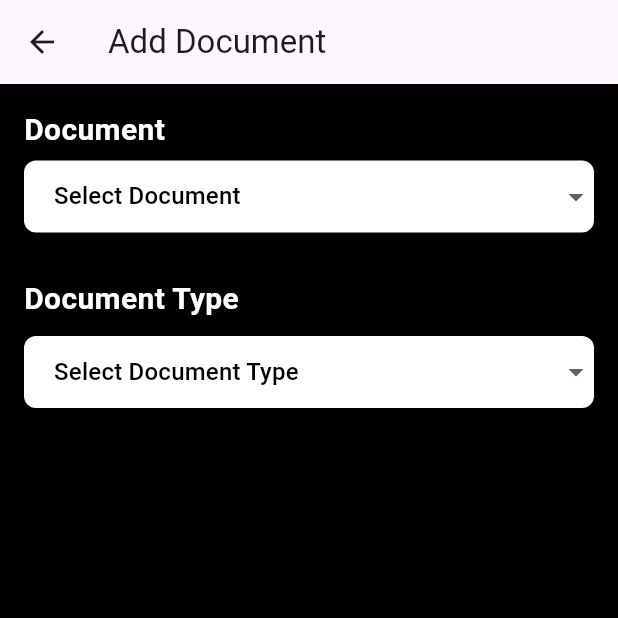
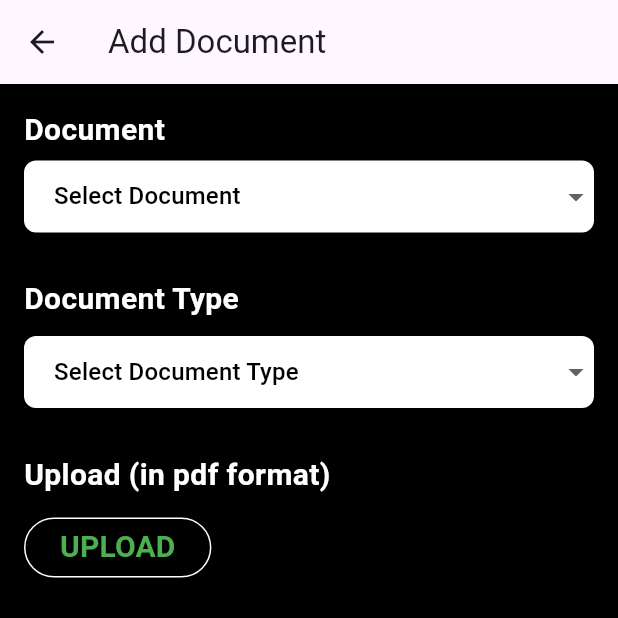
Before and after one commit to kareenajain12/doc_manager, a Flutter app: the AddDocumentScreen screen opened directly, on a phone screen of 412 x 824 dp, the top half of it. Run offline on Flutter 3.47's test engine with Material 3 defaults, Android fonts, the phone set to English and light mode, and no system bars; our stand-ins replace firebase_auth, firebase_core; accounts and stored records are empty.

Commit message:
wip - add document upload button

```diff
--- a/lib/module/add_document/add_document_screen.dart
+++ b/lib/module/add_document/add_document_screen.dart
@@ -1,5 +1,11 @@
 import 'package:doc_manager/widgets/dropdowns/custom_dropdown.dart';
 import 'package:flutter/material.dart';
+
+enum DocumentState {
+  unUploaded,
+  uploading,
+  uploaded,
+}
 
 class AddDocumentScreen extends StatefulWidget {
   const AddDocumentScreen({super.key});
@@ -26,6 +32,7 @@ class _AddDocumentScreenState extends State<AddDocumentScreen> {
   ];
   String? selectedDocument;
   String? selectedDocumentType;
+  DocumentState currentDocumentState = DocumentState.unUploaded;
 
   final TextEditingController _documentNameController = TextEditingController();
 
@@ -136,10 +143,45 @@ class _AddDocumentScreenState extends State<AddDocumentScreen> {
                   setState(() {
                     selectedDocumentType = value;
                   });
-                })
+                }),
+            const Padding(
+              padding: EdgeInsets.only(top: 30, bottom: 10),
+              child: Text(
+                "Upload (in pdf format)",
+                style: TextStyle(
+                  color: Colors.white,
+                  fontSize: 20,
+                  fontWeight: FontWeight.w600,
+                ),
+              ),
+            ),
+            uploadDocument(),
           ],
         ),
       ),
     );
   }
+
+  Widget uploadDocument() {
+    switch (currentDocumentState) {
+      case DocumentState.unUploaded:
+        return OutlinedButton(
+          style: OutlinedButton.styleFrom(
+            side: const BorderSide(width: 1.0, color: Colors.white),
+          ),
+          onPressed: () {},
+          child: const Text(
+            "UPLOAD",
+            style: TextStyle(
+                fontSize: 20,
+                fontWeight: FontWeight.w600,
+                color: Colors.green),
+          ),
+        );
+      case DocumentState.uploading:
+        return Container();
+      case DocumentState.uploaded:
+        return Container();
+    }
+  }
 }
--- a/pubspec.yaml
+++ b/pubspec.yaml
@@ -32,11 +32,13 @@ dependencies:
     sdk: flutter
 
 
+
   # The following adds the Cupertino Icons font to your application.
   # Use with the CupertinoIcons class for iOS style icons.
   cupertino_icons: ^1.0.2
   firebase_auth: ^4.17.9
   firebase_core: ^2.27.1
+  file_picker: ^8.0.0+1
 
 dev_dependencies:
   flutter_test:
```
Also changed, not shown: pubspec.lock.
